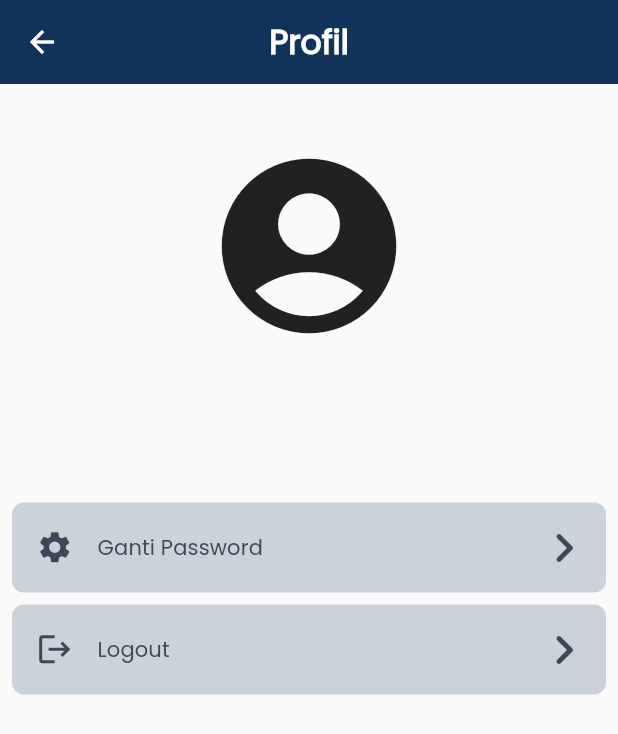
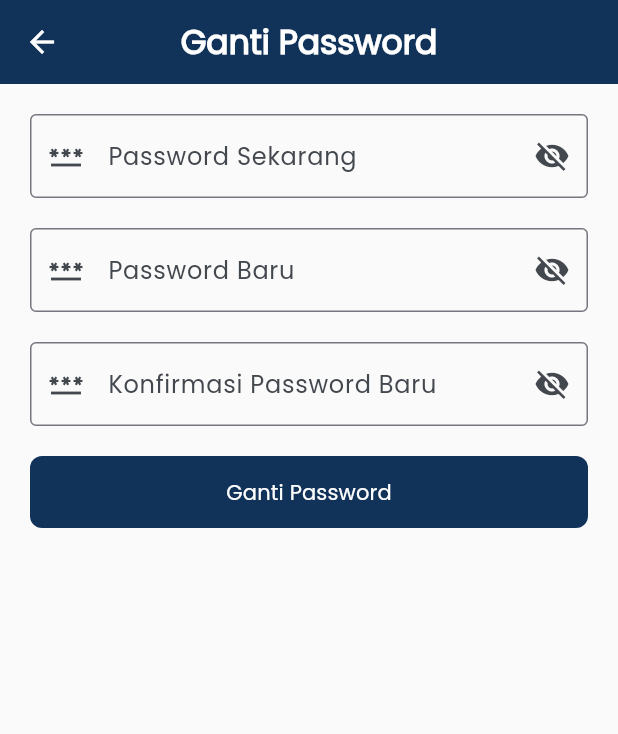
Before and after one commit to yafizh/mitra_cempaka, a Flutter app: the SettingPage screen opened directly, after a tap on "Ganti Password", on a phone screen of 412 x 824 dp. Shown: the top 734 px of the screen. Run offline on Flutter 3.47's test engine with Material 3 defaults, Android fonts, the phone set to English and light mode, and no system bars; our stand-ins replace printing, shared_preferences; accounts and stored records are empty.

Commit message:
page change password

```diff
--- /dev/null
+++ b/lib/pages/change_password_page.dart
@@ -0,0 +1,171 @@
+import 'package:flutter/material.dart';
+
+class ChangePasswordPage extends StatefulWidget {
+  const ChangePasswordPage({super.key});
+
+  @override
+  State<ChangePasswordPage> createState() => _ChangePasswordPageState();
+}
+
+class _ChangePasswordPageState extends State<ChangePasswordPage> {
+  final _formGlobalKey = GlobalKey<FormState>();
+
+  String _currentPassword = '';
+  String _newPassword = '';
+  String _confirmNewPassword = '';
+
+  bool _isPasswordObscure = true;
+  bool _isLoading = false;
+
+  String? _errorCurrentPassword = null;
+  String? _errorNewPassword = null;
+  String? _errorConfirmNewPassword = null;
+
+  void _changePassword() async {
+    if (_formGlobalKey.currentState!.validate()) {
+      _formGlobalKey.currentState!.save();
+
+      setState(() {
+        _isLoading = true;
+        _errorCurrentPassword = null;
+        _errorNewPassword = null;
+        _errorConfirmNewPassword = null;
+      });
+    }
+  }
+
+  @override
+  Widget build(BuildContext context) {
+    final theme = Theme.of(context);
+    return Scaffold(
+      appBar: AppBar(
+        title: Text(
+          "Ganti Password",
+          style: TextStyle(fontWeight: FontWeight.bold),
+        ),
+        centerTitle: true,
+        backgroundColor: theme.colorScheme.primary,
+        foregroundColor: theme.colorScheme.onPrimary,
+      ),
+      backgroundColor: Colors.grey[50],
+      body: Padding(
+        padding: const EdgeInsets.all(20.0),
+        child: Form(
+          key: _formGlobalKey,
+          child: Column(
+            children: [
+              TextFormField(
+                decoration: InputDecoration(
+                  prefixIcon: Icon(Icons.password),
+                  suffixIcon: IconButton(
+                    onPressed: () => setState(
+                      () => _isPasswordObscure = !_isPasswordObscure,
+                    ),
+                    icon: Icon(
+                      _isPasswordObscure
+                          ? Icons.visibility_off
+                          : Icons.remove_red_eye,
+                    ),
+                  ),
+                  border: OutlineInputBorder(),
+                  labelText: 'Password Sekarang',
+                  errorText: _errorCurrentPassword,
+                ),
+                obscureText: _isPasswordObscure,
+                validator: (value) {
+                  if (value == null || value.isEmpty) {
+                    return "Password Sekarang Perlu diisi";
+                  }
+
+                  return null;
+                },
+                onSaved: (value) => _currentPassword = value!,
+              ),
+              SizedBox(height: 20),
+              TextFormField(
+                decoration: InputDecoration(
+                  prefixIcon: Icon(Icons.password),
+                  suffixIcon: IconButton(
+                    onPressed: () => setState(
+                      () => _isPasswordObscure = !_isPasswordObscure,
+                    ),
+                    icon: Icon(
+                      _isPasswordObscure
+                          ? Icons.visibility_off
+                          : Icons.remove_red_eye,
+                    ),
+                  ),
+                  border: OutlineInputBorder(),
+                  labelText: 'Password Baru',
+                  errorText: _errorNewPassword,
+                ),
+                obscureText: _isPasswordObscure,
+                validator: (value) {
+                  if (value == null || value.isEmpty) {
+                    return "Password Baru Perlu diisi";
+                  }
+
+                  return null;
+                },
+                onSaved: (value) => _newPassword = value!,
+              ),
+              SizedBox(height: 20),
+              TextFormField(
+                onTap: () {},
+                decoration: InputDecoration(
+                  prefixIcon: Icon(Icons.password),
+                  suffixIcon: IconButton(
+                    onPressed: () => setState(
+                      () => _isPasswordObscure = !_isPasswordObscure,
+                    ),
+                    icon: Icon(
+                      _isPasswordObscure
+                          ? Icons.visibility_off
+                          : Icons.remove_red_eye,
+                    ),
+                  ),
+                  border: OutlineInputBorder(),
+                  labelText: 'Konfirmasi Password Baru',
+                  errorText: _errorConfirmNewPassword,
+                ),
+                obscureText: _isPasswordObscure,
+                validator: (value) {
+                  if (value == null || value.isEmpty) {
+                    return "Konfirmasi Password Baru Perlu diisi";
+                  }
+
+                  return null;
+                },
+                onSaved: (value) => _confirmNewPassword = value!,
+              ),
+              SizedBox(height: 20),
+              FilledButton(
+                onPressed: _changePassword,
+                style: FilledButton.styleFrom(
+                  minimumSize: Size.fromHeight(48),
+                  shape: RoundedRectangleBorder(
+                    borderRadius: BorderRadius.circular(8),
+                  ),
+                  backgroundColor: theme.colorScheme.primary.withValues(
+                    alpha: _isLoading ? 0.6 : 1,
+                  ),
+                  splashFactory: _isLoading ? NoSplash.splashFactory : null,
+                ),
+                child: _isLoading
+                    ? SizedBox(
+                        width: 24,
+                        height: 24,
+                        child: const CircularProgressIndicator(
+                          color: Colors.white,
+                          strokeWidth: 2,
+                        ),
+                      )
+                    : Text("Ganti Password"),
+              ),
+            ],
+          ),
+        ),
+      ),
+    );
+  }
+}
--- a/lib/pages/login_page.dart
+++ b/lib/pages/login_page.dart
@@ -107,7 +107,6 @@ class _LoginPageState extends State<LoginPage> {
               child: Column(
                 children: [
                   TextFormField(
-                    onTap: () {},
                     decoration: const InputDecoration(
                       prefixIcon: Icon(Icons.person),
                       border: OutlineInputBorder(),
@@ -126,7 +125,6 @@ class _LoginPageState extends State<LoginPage> {
                   ),
                   SizedBox(height: 20),
                   TextFormField(
-                    onTap: () {},
                     decoration: InputDecoration(
                       prefixIcon: Icon(Icons.password),
                       suffixIcon: IconButton(
--- a/lib/pages/setting_page.dart
+++ b/lib/pages/setting_page.dart
@@ -1,5 +1,6 @@
 import 'package:flutter/material.dart';
 import 'package:mitra_cempaka/main.dart';
+import 'package:mitra_cempaka/pages/change_password_page.dart';
 import 'package:mitra_cempaka/pages/login_page.dart';
 import 'package:mitra_cempaka/services/storage/auth_preferences.dart';
 
@@ -57,7 +58,9 @@ class _SettingPageState extends State<SettingPage> {
             SizedBox(height: 8),
             FilledButton.tonal(
               onPressed: () {
-                //
+                AppNavigator.key.currentState?.push(
+                  MaterialPageRoute(builder: (context) => ChangePasswordPage()),
+                );
               },
               style: FilledButton.styleFrom(
                 minimumSize: Size.fromHeight(60),
```
